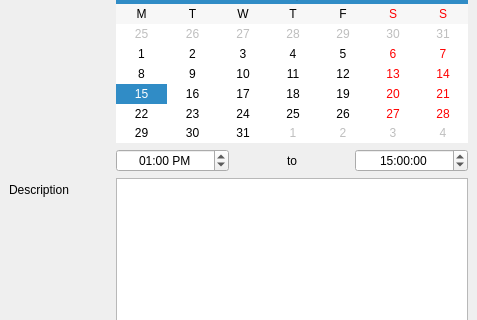
Old version of the form ui/MainWindow.ui in the repository MakeICT/event-creator; both pictures show x 0 to 477 and y 114 to 434 of the 477 by 693 pixel window.
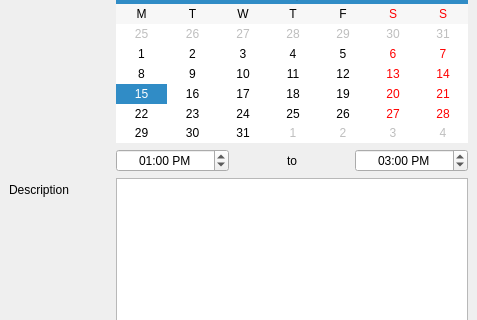
New version of the form.

Commit message: leading zero on hours for stopTime

The edit to the form file:
```diff
--- a/ui/MainWindow.ui
+++ b/ui/MainWindow.ui
@@ -114,6 +114,9 @@
               <second>0</second>
              </time>
             </property>
+            <property name="displayFormat">
+             <string>hh:mm AP</string>
+            </property>
            </widget>
           </item>
          </layout>
```
